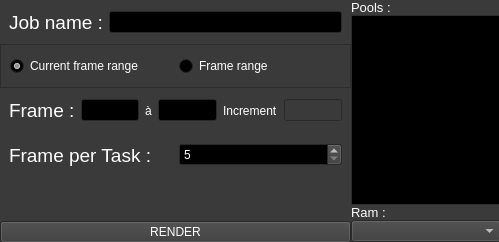
Above: submitter/qt/submitter.ui from ArtFXDev/submitter before the change. Below: the same form after it.
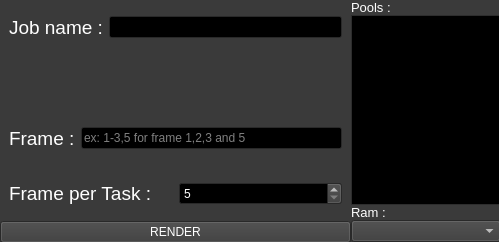
That is the form after the change.

Commit message: [PROD] Add frame pattern

Patch:
```diff
--- a/submitter/qt/submitter.ui
+++ b/submitter/qt/submitter.ui
@@ -471,13 +471,41 @@
        <property name="spacing">
         <number>0</number>
        </property>
-       <item row="6" column="0">
+       <item row="8" column="0">
         <widget class="QPushButton" name="bt_render">
          <property name="text">
           <string>RENDER</string>
          </property>
         </widget>
        </item>
+       <item row="6" column="0">
+        <widget class="QWidget" name="widget_frame" native="true">
+         <layout class="QHBoxLayout" name="horizontalLayout_2">
+          <item>
+           <widget class="QLabel" name="label_2">
+            <property name="font">
+             <font>
+              <pointsize>14</pointsize>
+             </font>
+            </property>
+            <property name="text">
+             <string>Frame :</string>
+            </property>
+           </widget>
+          </item>
+          <item>
+           <widget class="QLineEdit" name="input_frame_pattern">
+            <property name="toolTip">
+             <string notr="true">&lt;html&gt;&lt;head/&gt;&lt;body&gt;&lt;p&gt;&lt;span style=&quot; font-style:italic;&quot;&gt;frameStart &lt;/span&gt;&lt;span style=&quot; font-weight:600;&quot;&gt;-&lt;/span&gt;&lt;span style=&quot; font-weight:600;&quot;/&gt;&lt;span style=&quot; font-style:italic;&quot;&gt;frameEnd &lt;/span&gt;(&lt;span style=&quot; font-weight:600;&quot;&gt;x&lt;/span&gt;&lt;span style=&quot; font-style:italic;&quot;&gt;step&lt;/span&gt;)&lt;/p&gt;&lt;p&gt;&lt;span style=&quot; font-weight:600;&quot;&gt;1-10&lt;/span&gt; indicates frames 1, 2, 3, 4, 5, 6, 7, 8, 9, and 10.&lt;/p&gt;&lt;p&gt;&lt;span style=&quot; font-weight:600;&quot;&gt;1-10x2&lt;/span&gt; indicates frames 1, 3, 5, 7, and 9.&lt;/p&gt;&lt;p&gt;&lt;span style=&quot; font-weight:600;&quot;&gt;45 &lt;/span&gt;indicates frame 45&lt;/p&gt;&lt;p&gt;Use , (comma) to use multiple rules&lt;/p&gt;&lt;p&gt;Ex: I want to render frames 50 to 80 and a missing frame 87&lt;/p&gt;&lt;p&gt;&lt;span style=&quot; font-weight:600;&quot;&gt;50 - 80 , 87&lt;/span&gt;&lt;/p&gt;&lt;p&gt;&lt;span style=&quot; font-style:italic;&quot;&gt;*space will be remove (optional)&lt;/span&gt;&lt;/p&gt;&lt;/body&gt;&lt;/html&gt;</string>
+            </property>
+            <property name="placeholderText">
+             <string notr="true">ex: 1-3,5 for frame 1,2,3 and 5</string>
+            </property>
+           </widget>
+          </item>
+         </layout>
+        </widget>
+       </item>
        <item row="0" column="0">
         <widget class="QWidget" name="widget_2" native="true">
          <layout class="QHBoxLayout" name="horizontalLayout_4">
@@ -499,7 +527,12 @@
          </layout>
         </widget>
        </item>
-       <item row="3" column="0">
+       <item row="4" column="0">
+        <widget class="QWidget" name="custom_widget" native="true">
+         <layout class="QHBoxLayout" name="custom_layout"/>
+        </widget>
+       </item>
+       <item row="7" column="0">
         <widget class="QWidget" name="widget_frame_per_task" native="true">
          <layout class="QHBoxLayout" name="horizontalLayout_3">
           <item>
@@ -524,85 +557,6 @@
          </layout>
         </widget>
        </item>
-       <item row="2" column="0">
-        <widget class="QWidget" name="widget_frame" native="true">
-         <layout class="QHBoxLayout" name="horizontalLayout_2">
-          <item>
-           <widget class="QLabel" name="label_2">
-            <property name="font">
-             <font>
-              <pointsize>14</pointsize>
-             </font>
-            </property>
-            <property name="text">
-             <string>Frame :</string>
-            </property>
-           </widget>
-          </item>
-          <item>
-           <widget class="QLineEdit" name="input_frame_start"/>
-          </item>
-          <item>
-           <widget class="QLabel" name="label_5">
-            <property name="text">
-             <string>à</string>
-            </property>
-           </widget>
-          </item>
-          <item>
-           <widget class="QLineEdit" name="input_frame_end"/>
-          </item>
-          <item>
-           <widget class="QLabel" name="label_3">
-            <property name="text">
-             <string>Increment</string>
-            </property>
-           </widget>
-          </item>
-          <item>
-           <widget class="QLineEdit" name="input_frame_increment">
-            <property name="enabled">
-             <bool>false</bool>
-            </property>
-           </widget>
-          </item>
-         </layout>
-        </widget>
-       </item>
-       <item row="1" column="0">
-        <widget class="QFrame" name="frame">
-         <property name="frameShape">
-          <enum>QFrame::StyledPanel</enum>
-         </property>
-         <property name="frameShadow">
-          <enum>QFrame::Raised</enum>
-         </property>
-         <layout class="QHBoxLayout" name="horizontalLayout">
-          <item>
-           <widget class="QRadioButton" name="rb_frame">
-            <property name="text">
-             <string>Current frame range</string>
-            </property>
-            <property name="checked">
-             <bool>true</bool>
-            </property>
-           </widget>
-          </item>
-          <item>
-           <widget class="QRadioButton" name="rb_frame_range">
-            <property name="text">
-             <string>Frame range</string>
-            </property>
-           </widget>
-          </item>
-         </layout>
-        </widget>
-       </item>
-       <item row="5" column="0">
-        <widget class="QWidget" name="custom_widget" native="true">
-         <layout class="QHBoxLayout" name="custom_layout"/>
-        </widget>
-       </item>
       </layout>
      </widget>
     </item>
```
The commit also changes 6 other files.
